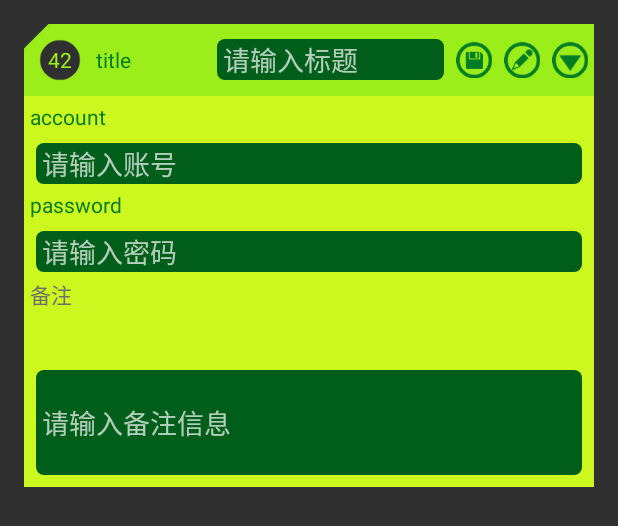
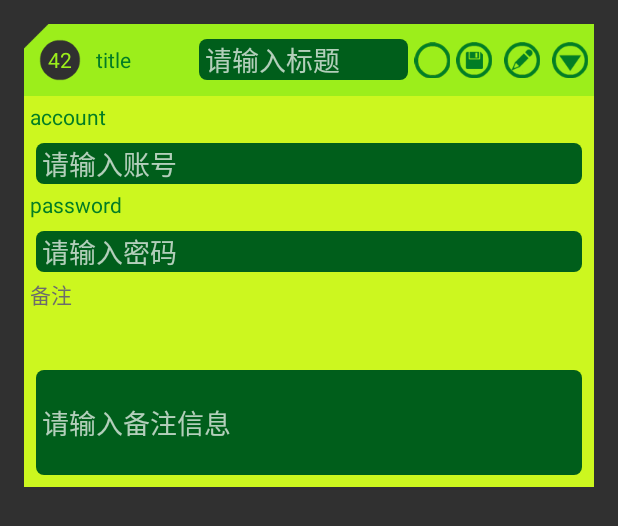
Before and after one commit to codeqian/password-note, an Android app: the layout expandpaper_l.xml on its own in the app's theme, with its tools: preview values and no code run, on a phone screen of 412 x 824 dp. Shown: the top 526 px of the screen. Run offline under Robolectric (Android 15) with nearby library versions, the phone set to English and light mode, and no system bars.

Commit message:
修改删除操作

```diff
--- /dev/null
+++ b/src/passnote/app/src/main/res/drawable/checkbox_selectors.xml
@@ -0,0 +1,13 @@
+<?xml version="1.0" encoding="utf-8"?>
+<selector xmlns:android="http://schemas.android.com/apk/res/android" >
+    <item android:state_checked="false"
+        android:state_pressed="true"
+        android:drawable="@mipmap/select_nobtn"></item>
+    <item android:state_checked="false"
+        android:drawable="@mipmap/select_nobtn"></item>
+    <item android:state_checked="true"
+        android:state_pressed="true"
+        android:drawable="@mipmap/selectbtn" />
+    <item android:state_checked="true"
+        android:drawable="@mipmap/selectbtn"></item>
+</selector>
--- a/src/passnote/app/src/main/res/layout/expandpaper_l.xml
+++ b/src/passnote/app/src/main/res/layout/expandpaper_l.xml
@@ -54,6 +54,12 @@
                 android:layout_height="wrap_content"
                 android:hint="请输入标题"
                 android:layout_gravity="center" />
+            <CheckBox
+                style="@style/circleCheckbox"
+                android:id="@+id/delCheck"
+                android:layout_gravity="center_vertical"
+                android:layout_width="wrap_content"
+                android:layout_height="wrap_content" />
             <ImageView
                 android:layout_margin="@dimen/little_margin"
                 android:id="@+id/saveBtn"
--- a/src/passnote/app/src/main/res/values/styles.xml
+++ b/src/passnote/app/src/main/res/values/styles.xml
@@ -5,5 +5,8 @@
     <style name="AppTheme" parent="Theme.AppCompat.NoActionBar">
         <!-- Customize your theme here. -->
     </style>
+    <style name="circleCheckbox" parent="@android:style/Widget.CompoundButton.CheckBox">
+        <item name="android:button">@drawable/checkbox_selectors</item>
+    </style>
 
 </resources>
```
Also changed, not shown: src/passnote/app/src/main/java/codepig/passnote/MainActivity.java (+79 -22 lines), src/passnote/app/src/main/java/codepig/passnote/view/expandPaper.java (+44 -3 lines), src/passnote/app/src/main/res/mipmap-hdpi/select_nobtn.png (added), src/passnote/app/src/main/res/mipmap-hdpi/selectbtn.png (added), src/passnote/app/src/main/res/mipmap-mdpi/select_nobtn.png (added), src/passnote/app/src/main/res/mipmap-mdpi/selectbtn.png (added), src/passnote/app/src/main/res/mipmap-xhdpi/select_nobtn.png (added), src/passnote/app/src/main/res/mipmap-xhdpi/selectbtn.png (added).
